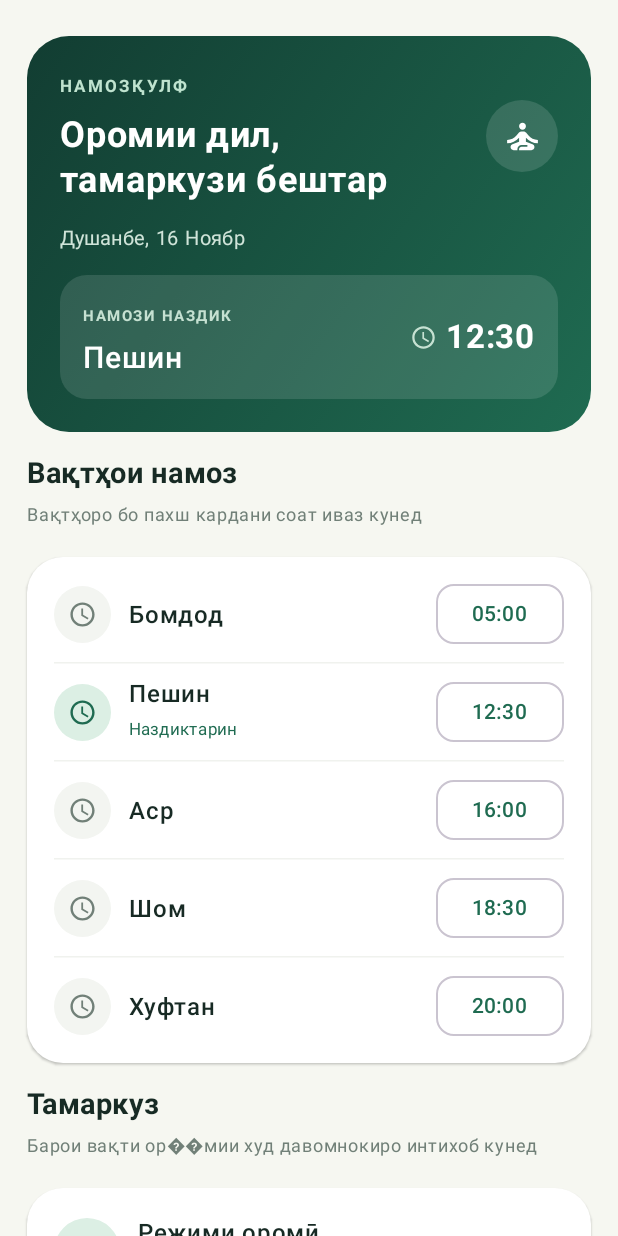
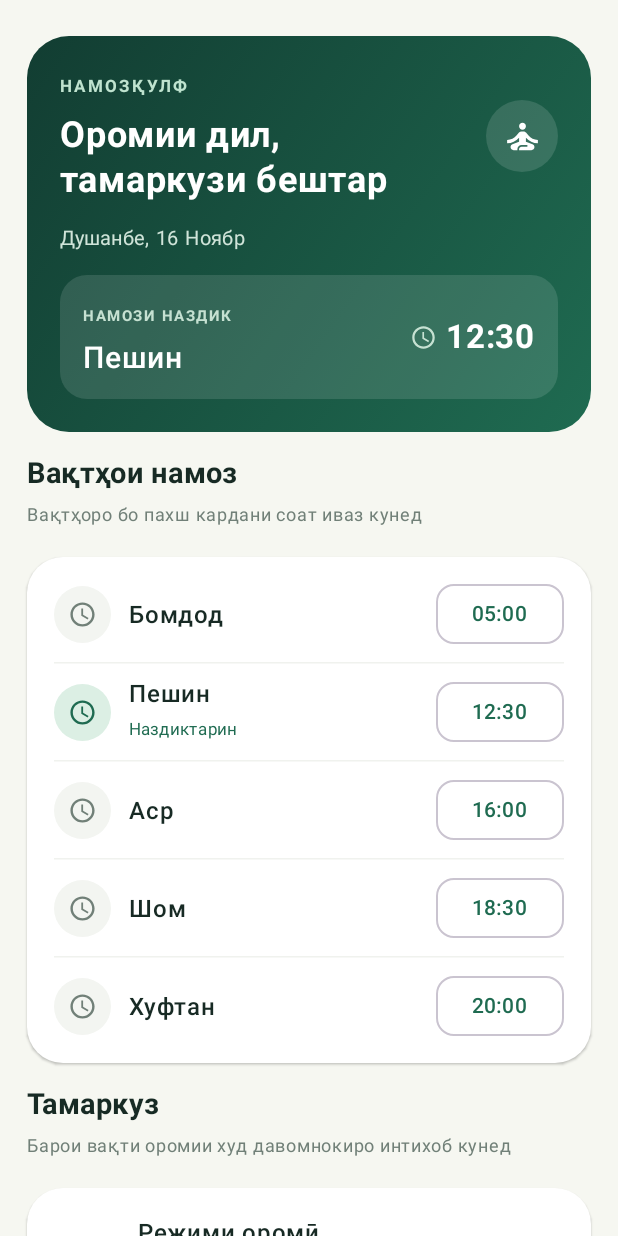
Before and after one commit to ssaidovich11-hue/NamozQulf, an Android app built with Jetpack Compose: the screen it shows after launch (MainActivity), on a phone screen of 412 x 824 dp. Run offline under Robolectric (Android 15) with nearby library versions, the phone set to English and light mode, and no system bars.

Commit message:
Finish NamozQulf Android app with polished UI and prayer focus scheduling

```diff
--- a/app/build.gradle.kts
+++ b/app/build.gradle.kts
@@ -34,6 +34,7 @@ dependencies {
     androidTestImplementation(composeBom)
 
     implementation("androidx.activity:activity-compose:1.9.1")
+    implementation("androidx.core:core-ktx:1.13.1")
     implementation("androidx.compose.ui:ui")
     implementation("androidx.compose.ui:ui-tooling-preview")
     implementation("androidx.compose.material3:material3")
--- a/app/src/main/java/tj/namozqulf/MainActivity.kt
+++ b/app/src/main/java/tj/namozqulf/MainActivity.kt
@@ -1,10 +1,12 @@
 package tj.namozqulf
 
+import android.Manifest
 import android.app.NotificationChannel
 import android.app.NotificationManager
 import android.app.TimePickerDialog
 import android.content.Context
 import android.content.Intent
+import android.content.pm.PackageManager
 import android.os.Build
 import android.os.Bundle
 import android.provider.Settings
@@ -36,6 +38,7 @@ import androidx.compose.material3.Button
 import androidx.compose.material3.ButtonDefaults
 import androidx.compose.material3.Card
 import androidx.compose.material3.CardDefaults
+import androidx.compose.material3.HorizontalDivider
 import androidx.compose.material3.Icon
 import androidx.compose.material3.MaterialTheme
 import androidx.compose.material3.OutlinedButton
@@ -71,6 +74,11 @@ class MainActivity : ComponentActivity() {
     override fun onCreate(savedInstanceState: Bundle?) {
         super.onCreate(savedInstanceState)
         createNotificationChannel(this)
+        if (Build.VERSION.SDK_INT >= Build.VERSION_CODES.TIRAMISU &&
+            checkSelfPermission(Manifest.permission.POST_NOTIFICATIONS) != PackageManager.PERMISSION_GRANTED
+        ) {
+            requestPermissions(arrayOf(Manifest.permission.POST_NOTIFICATIONS), 71)
+        }
         setContent { NamozScreen() }
     }
 }
@@ -126,12 +134,12 @@ private fun NamozScreen() {
                                     true
                                 ).show()
                             }
-                            if (index != prayerNames.lastIndex) androidx.compose.material3.HorizontalDivider(color = Color(0xFFF0F2EE))
+                            if (index != prayerNames.lastIndex) HorizontalDivider(color = Color(0xFFF0F2EE))
                         }
                     }
                 }
 
-                SectionTitle("Тамаркуз", "Барои вақти ор��мии худ давомнокиро интихоб кунед")
+                SectionTitle("Тамаркуз", "Барои вақти оромии худ давомнокиро интихоб кунед")
                 Card(
                     modifier = Modifier.fillMaxWidth(),
                     shape = RoundedCornerShape(24.dp),
@@ -147,7 +155,7 @@ private fun NamozScreen() {
                             Spacer(Modifier.width(12.dp))
                             Column {
                                 Text("Режими оромӣ", fontWeight = FontWeight.SemiBold, color = Ink)
-                                Text("Баъди оғози намоз худкор анҷом меёбад", fontSize = 12.sp, color = Muted)
+                                Text("20 дақ. пеш оғоз шуда, пас аз ин вақт анҷом меёбад", fontSize = 12.sp, color = Muted)
                             }
                         }
                         Row(horizontalArrangement = Arrangement.spacedBy(8.dp)) {
```
Also changed, not shown: app/src/main/java/tj/namozqulf/PrayerScheduler.kt (+8 -7 lines), 1 other file.
